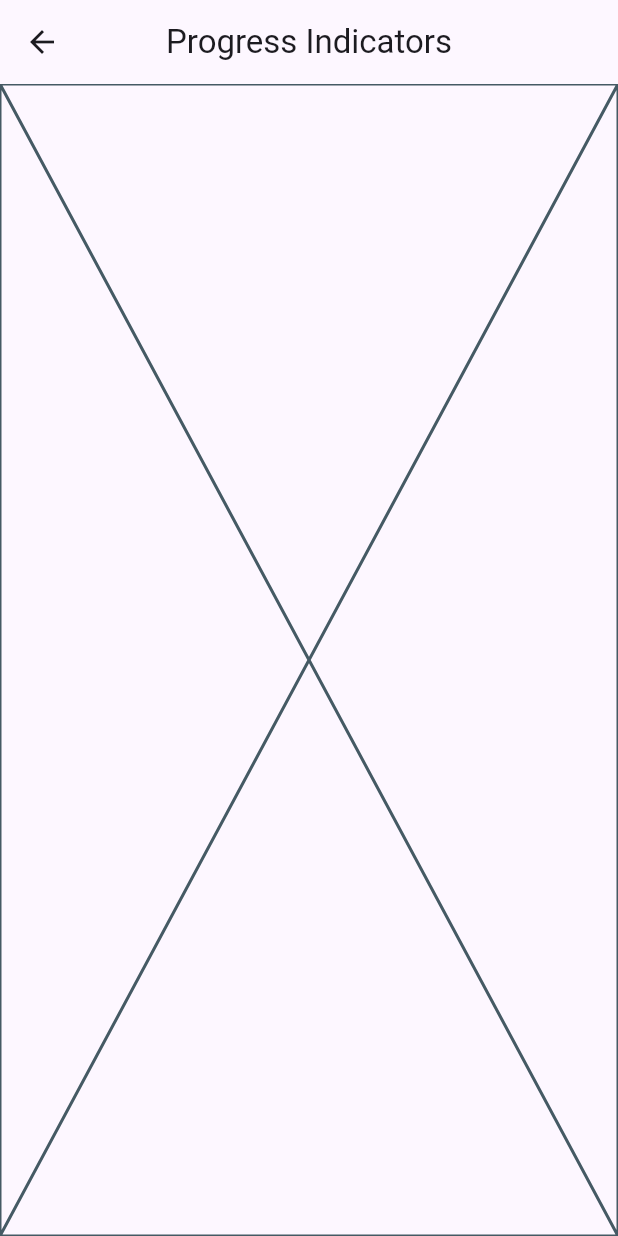
After one commit to alextina/widgets_app, a Flutter app: the ProgressScreen screen opened directly, on a phone screen of 412 x 824 dp. The commit adds this screen. Run offline on Flutter 3.47's test engine with Material 3 defaults, Android fonts, the phone set to English and light mode, and no system bars; our stand-ins replace go_router.

Commit message:
[feat] Create new screens and add them to the barrel file: screens

```diff
--- /dev/null
+++ b/lib/presentation/screens/progress/progress_screen.dart
@@ -0,0 +1,25 @@
+import 'package:flutter/material.dart';
+
+class ProgressScreen extends StatelessWidget {
+  static const name = 'progress_screen';
+
+  const ProgressScreen({super.key});
+
+  @override
+  Widget build(BuildContext context) {
+    return Scaffold(
+        appBar: AppBar(
+          title: const Text('Progress Indicators'),
+        ),
+        body: _ProgressView());
+  }
+}
+
+class _ProgressView extends StatelessWidget {
+  const _ProgressView();
+
+  @override
+  Widget build(BuildContext context) {
+    return Placeholder();
+  }
+}
--- a/lib/presentation/screens/screens.dart
+++ b/lib/presentation/screens/screens.dart
@@ -1,3 +1,9 @@
+export 'package:widgets_app/presentation/screens/animated/animated_screen.dart';
+export 'package:widgets_app/presentation/screens/app_tutorial/app_tutorial_screen.dart';
 export 'package:widgets_app/presentation/screens/buttons/buttons_screen.dart';
 export 'package:widgets_app/presentation/screens/cards/cards_screen.dart';
 export 'package:widgets_app/presentation/screens/home/home_screen.dart';
+export 'package:widgets_app/presentation/screens/infinite_scroll/infinite_scroll.dart';
+export 'package:widgets_app/presentation/screens/progress/progress_screen.dart';
+export 'package:widgets_app/presentation/screens/snackbar/snackbar_screen.dart';
+export 'package:widgets_app/presentation/screens/ui_controls/ui_controls_screen.dart';
```
Also changed, not shown: lib/presentation/screens/animated/animated_screen.dart (added, +13 -0 lines), lib/presentation/screens/app_tutorial/app_tutorial_screen.dart (added, +13 -0 lines), lib/presentation/screens/infinite_scroll/infinite_scroll.dart (added, +13 -0 lines), lib/presentation/screens/snackbar/snackbar_screen.dart (added, +13 -0 lines), lib/presentation/screens/ui_controls/ui_controls_screen.dart (added, +13 -0 lines).
